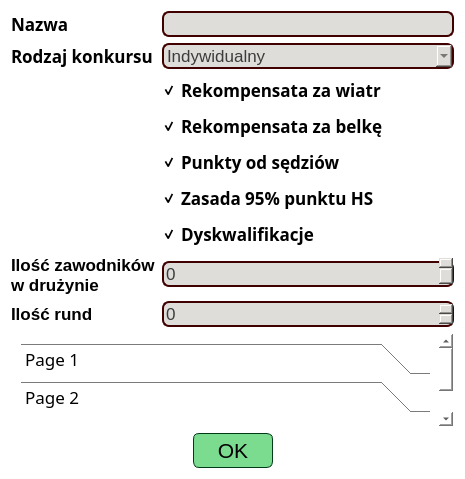
SiekamCebule/sj-sim, file source/UI/EditorWidgets/CompetitionRulesEditorWidget.ui: the form before one commit.
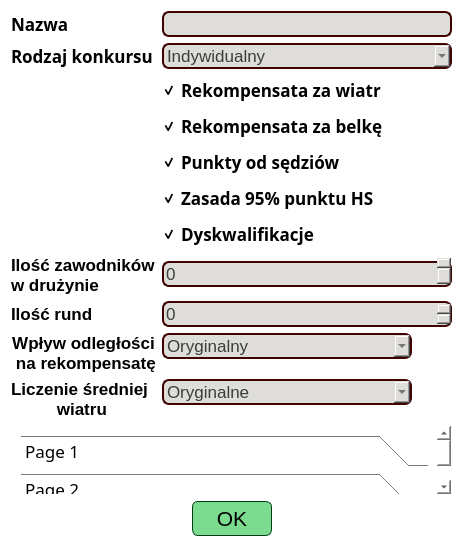
The form after the commit.

The edit to the form file:
```diff
--- a/source/UI/EditorWidgets/CompetitionRulesEditorWidget.ui
+++ b/source/UI/EditorWidgets/CompetitionRulesEditorWidget.ui
@@ -6,8 +6,8 @@
    <rect>
     <x>0</x>
     <y>0</y>
-    <width>465</width>
-    <height>479</height>
+    <width>463</width>
+    <height>508</height>
    </rect>
   </property>
   <property name="windowTitle">
@@ -245,6 +245,164 @@
        </property>
       </widget>
      </item>
+     <item row="9" column="1">
+      <widget class="QComboBox" name="comboBox_windCompensationDistanceEffect">
+       <property name="sizePolicy">
+        <sizepolicy hsizetype="Maximum" vsizetype="Maximum">
+         <horstretch>0</horstretch>
+         <verstretch>0</verstretch>
+        </sizepolicy>
+       </property>
+       <property name="maximumSize">
+        <size>
+         <width>250</width>
+         <height>16777215</height>
+        </size>
+       </property>
+       <property name="font">
+        <font>
+         <pointsize>13</pointsize>
+        </font>
+       </property>
+       <property name="toolTip">
+        <string>&lt;html&gt;&lt;head/&gt;&lt;body&gt;&lt;p&gt;- W opcji &amp;quot;Oryginalny&amp;quot; jeżeli skoczek wyląduje przed czujnikiem wiatru koło 75% punktu K, żaden czujnik powyżej tej odległości się nie wlicza. - - Opcja &amp;quot;Pełny&amp;quot; nie ogranicza się do 75% punktu K, tylko działa na każdej odległości.&lt;/p&gt;&lt;p&gt;- &amp;quot;Wyłączony&amp;quot; w ogóle nie posiada takiej funkcjonalności.&lt;/p&gt;&lt;/body&gt;&lt;/html&gt;</string>
+       </property>
+       <property name="styleSheet">
+        <string notr="true">QWidget{
+	background-color: rgb(222, 221, 218);
+	color: rgb(60, 60, 60);
+	border: 2px solid rgb(65, 0, 0);
+	border-radius: 7px;
+}</string>
+       </property>
+       <property name="currentIndex">
+        <number>1</number>
+       </property>
+       <property name="maxCount">
+        <number>100</number>
+       </property>
+       <item>
+        <property name="text">
+         <string>Wyłączony</string>
+        </property>
+       </item>
+       <item>
+        <property name="text">
+         <string>Oryginalny</string>
+        </property>
+       </item>
+       <item>
+        <property name="text">
+         <string>Pełny</string>
+        </property>
+       </item>
+      </widget>
+     </item>
+     <item row="9" column="0">
+      <widget class="QLabel" name="label_3">
+       <property name="sizePolicy">
+        <sizepolicy hsizetype="Minimum" vsizetype="Minimum">
+         <horstretch>0</horstretch>
+         <verstretch>0</verstretch>
+        </sizepolicy>
+       </property>
+       <property name="font">
+        <font>
+         <family>Ubuntu</family>
+         <pointsize>13</pointsize>
+         <bold>true</bold>
+        </font>
+       </property>
+       <property name="styleSheet">
+        <string notr="true">color: black;</string>
+       </property>
+       <property name="text">
+        <string>Wpływ odległości
+ na rekompensatę</string>
+       </property>
+       <property name="alignment">
+        <set>Qt::AlignCenter</set>
+       </property>
+       <property name="wordWrap">
+        <bool>false</bool>
+       </property>
+      </widget>
+     </item>
+     <item row="10" column="1">
+      <widget class="QComboBox" name="comboBox_windAverageCalculatingType">
+       <property name="sizePolicy">
+        <sizepolicy hsizetype="Maximum" vsizetype="Maximum">
+         <horstretch>0</horstretch>
+         <verstretch>0</verstretch>
+        </sizepolicy>
+       </property>
+       <property name="maximumSize">
+        <size>
+         <width>250</width>
+         <height>16777215</height>
+        </size>
+       </property>
+       <property name="font">
+        <font>
+         <pointsize>13</pointsize>
+        </font>
+       </property>
+       <property name="toolTip">
+        <string>&lt;html&gt;&lt;head/&gt;&lt;body&gt;&lt;p&gt;- &amp;quot;Oryginalne&amp;quot; uważa wiatr boczno-przedni lub boczno-tylni za stuprocentowo wiatr przedni-tylni.&lt;/p&gt;&lt;p&gt;- &amp;quot;Ulepszone&amp;quot; mnoży rekompensatę za wiatr boczno-przedni/tylni przez 0.5.&lt;/p&gt;&lt;/body&gt;&lt;/html&gt;</string>
+       </property>
+       <property name="styleSheet">
+        <string notr="true">QWidget{
+	background-color: rgb(222, 221, 218);
+	color: rgb(60, 60, 60);
+	border: 2px solid rgb(65, 0, 0);
+	border-radius: 7px;
+}</string>
+       </property>
+       <property name="maxCount">
+        <number>100</number>
+       </property>
+       <item>
+        <property name="text">
+         <string>Oryginalne</string>
+        </property>
+       </item>
+       <item>
+        <property name="text">
+         <string>Ulepszone (Zmniejszony wpływ bocznego wiatru na wysokość rekompensaty)</string>
+        </property>
+       </item>
+      </widget>
+     </item>
+     <item row="10" column="0">
+      <widget class="QLabel" name="label_2">
+       <property name="sizePolicy">
+        <sizepolicy hsizetype="Minimum" vsizetype="Minimum">
+         <horstretch>0</horstretch>
+         <verstretch>0</verstretch>
+        </sizepolicy>
+       </property>
+       <property name="font">
+        <font>
+         <family>Ubuntu</family>
+         <pointsize>13</pointsize>
+         <bold>true</bold>
+        </font>
+       </property>
+       <property name="styleSheet">
+        <string notr="true">color: black;</string>
+       </property>
+       <property name="text">
+        <string>Liczenie średniej
+ wiatru</string>
+       </property>
+       <property name="alignment">
+        <set>Qt::AlignCenter</set>
+       </property>
+       <property name="wordWrap">
+        <bool>false</bool>
+       </property>
+      </widget>
+     </item>
     </layout>
    </item>
    <item>
@@ -268,7 +426,7 @@
        <rect>
         <x>0</x>
         <y>0</y>
-        <width>431</width>
+        <width>429</width>
         <height>137</height>
        </rect>
       </property>
```
Left out of the diff: 4 changed lines with no effect on the pictures.
